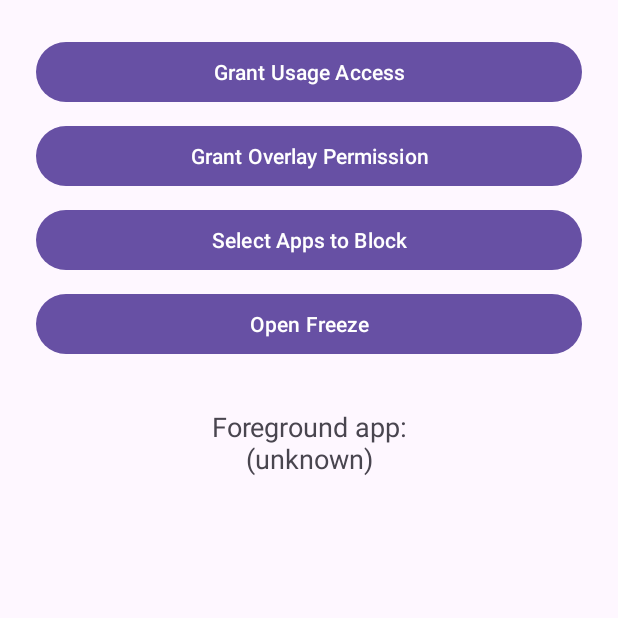
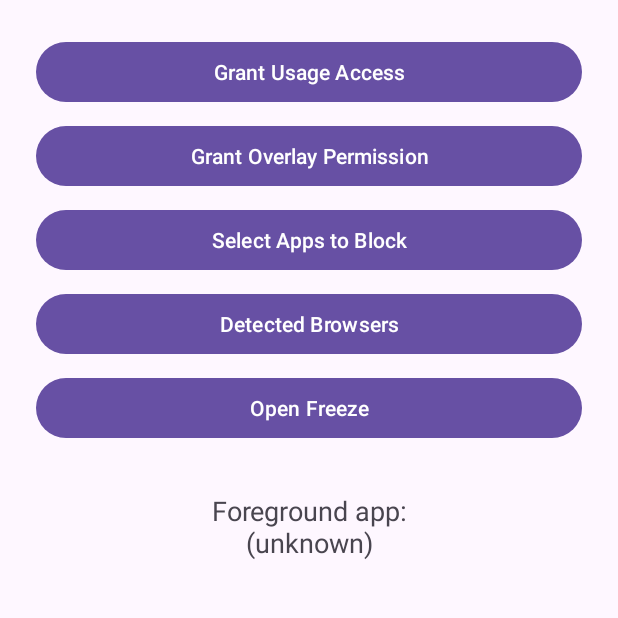
Before and after one commit to stdigital892-dotcom/Fliptle, an Android app: the screen it shows after launch (MainActivity), on a phone screen of 412 x 824 dp, the top half of it. Run offline under Robolectric (Android 15) with nearby library versions, the phone set to English and light mode, and no system bars.

Commit message:
Auto-detect and auto-block browsers (Chrome exempt)
- BrowserDetector: identifies browsers via a bundled known list plus an
  ACTION_VIEW/BROWSABLE http(s) intent-filter probe; Chrome is exempt
- PackageInstallReceiver: on PACKAGE_ADDED, auto-blocks a newly installed
  browser (non-Chrome); normal apps are untouched
- MainActivity scans and auto-blocks already-installed browsers at startup
- BrowserListActivity: lists detected browsers with EXEMPT/BLOCKED status to
  verify detection accuracy
- Freeze, usage sensor, overlay blocking, and CI workflow unchanged

Co-Authored-By: Claude Opus 4.8 <noreply@anthropic.com>
Claude-Session: https://claude.ai/code/session_012xs48EkRvNin4yViRbwCag

```diff
--- /dev/null
+++ b/app/src/main/java/com/test/hello/BrowserDetector.kt
@@ -0,0 +1,98 @@
+package com.test.hello
+
+import android.content.Context
+import android.content.Intent
+import android.content.pm.PackageManager
+import android.net.Uri
+
+/**
+ * Decides whether a package is a web browser and drives auto-blocking.
+ *
+ * A package counts as a browser if EITHER:
+ *   - it is in the bundled [KNOWN_BROWSERS] list, OR
+ *   - it declares an intent-filter for ACTION_VIEW / BROWSABLE with an http(s)
+ *     scheme (the same query Android itself uses to find browsers).
+ *
+ * Chrome is deliberately EXEMPT from auto-blocking: it stays usable because it
+ * will be filtered by the VPN later. Every other detected browser gets blocked.
+ */
+object BrowserDetector {
+
+    const val CHROME = "com.android.chrome"
+
+    val KNOWN_BROWSERS: Set<String> = setOf(
+        CHROME,                            // Chrome (known browser, but exempt)
+        "org.mozilla.firefox",             // Firefox
+        "com.brave.browser",               // Brave
+        "com.opera.browser",               // Opera
+        "com.opera.mini.native",           // Opera Mini
+        "com.microsoft.emmx",              // Edge
+        "com.UCMobile.intl",               // UC Browser
+        "com.sec.android.app.sbrowser",    // Samsung Internet
+        "com.duckduckgo.mobile.android",   // DuckDuckGo
+        "com.vivaldi.browser",             // Vivaldi
+        "com.kiwibrowser.browser"          // Kiwi
+    )
+
+    fun isExempt(pkg: String): Boolean = pkg == CHROME
+
+    fun isBrowser(context: Context, pkg: String): Boolean =
+        KNOWN_BROWSERS.contains(pkg) || declaresWebViewIntent(context, pkg)
+
+    /** True if this package is a browser that should be auto-blocked. */
+    fun shouldAutoBlock(context: Context, pkg: String): Boolean =
+        pkg != context.packageName && !isExempt(pkg) && isBrowser(context, pkg)
+
+    /** Package names of every installed browser (Chrome included, for the list). */
+    fun installedBrowsers(context: Context): List<String> {
+        val pm = context.packageManager
+        val result = LinkedHashSet<String>()
+        for (ri in queryBrowsers(pm)) {
+            result.add(ri.activityInfo.packageName)
+        }
+        for (pkg in KNOWN_BROWSERS) {
+            if (isInstalled(context, pkg)) result.add(pkg)
+        }
+        result.remove(context.packageName)
+        return result.toList()
+    }
+
+    /**
+     * Auto-block every currently-installed browser except Chrome. Returns the
+     * packages newly added to the blocked list.
+     */
+    fun autoBlockInstalledBrowsers(context: Context): List<String> {
+        val store = BlockedAppsStore(context)
+        val current = store.get().toMutableSet()
+        val added = ArrayList<String>()
+        for (pkg in installedBrowsers(context)) {
+            if (isExempt(pkg) || pkg == context.packageName) continue
+            if (current.add(pkg)) added.add(pkg)
+        }
+        if (added.isNotEmpty()) {
+            store.set(current)
+            BlockingService.start(context)
+        }
+        return added
+    }
+
+    private fun declaresWebViewIntent(context: Context, pkg: String): Boolean =
+        queryBrowsers(context.packageManager).any { it.activityInfo.packageName == pkg }
+
+    @Suppress("DEPRECATION", "QueryPermissionsNeeded")
+    private fun queryBrowsers(pm: PackageManager) =
+        pm.queryIntentActivities(WEB_INTENT, PackageManager.MATCH_ALL)
+
+    private fun isInstalled(context: Context, pkg: String): Boolean =
+        try {
+            context.packageManager.getPackageInfo(pkg, 0)
+            true
+        } catch (_: PackageManager.NameNotFoundException) {
+            false
+        }
+
+    // ACTION_VIEW + BROWSABLE over a generic http URL -> matches real browsers,
+    // not deep-link handlers that restrict themselves to a specific host.
+    private val WEB_INTENT: Intent = Intent(Intent.ACTION_VIEW, Uri.parse("http://example.com"))
+        .addCategory(Intent.CATEGORY_BROWSABLE)
+}
--- a/app/src/main/res/layout/activity_main.xml
+++ b/app/src/main/res/layout/activity_main.xml
@@ -31,6 +31,13 @@
             android:text="@string/select_apps" />
 
         <Button
+            android:id="@+id/openBrowsersButton"
+            android:layout_width="match_parent"
+            android:layout_height="wrap_content"
+            android:layout_marginTop="8dp"
+            android:text="@string/detected_browsers" />
+
+        <Button
             android:id="@+id/openFreezeButton"
             android:layout_width="match_parent"
             android:layout_height="wrap_content"
--- a/app/src/main/res/values/strings.xml
+++ b/app/src/main/res/values/strings.xml
@@ -25,4 +25,8 @@
     <string name="return_home">Return to Home</string>
     <string name="service_title">Focus freeze active</string>
     <string name="service_text">Monitoring foreground apps</string>
+
+    <string name="detected_browsers">Detected Browsers</string>
+    <string name="browser_rescan">Re-scan browsers</string>
+    <string name="no_browsers_found">No browsers detected.</string>
 </resources>
```
Also changed, not shown: app/src/main/AndroidManifest.xml (+13 -0 lines), app/src/main/java/com/test/hello/BrowserListActivity.kt (added, +56 -0 lines), app/src/main/java/com/test/hello/MainActivity.kt (+6 -0 lines), app/src/main/java/com/test/hello/PackageInstallReceiver.kt (added, +28 -0 lines), app/src/main/res/layout/activity_browser_list.xml (added, +36 -0 lines).
